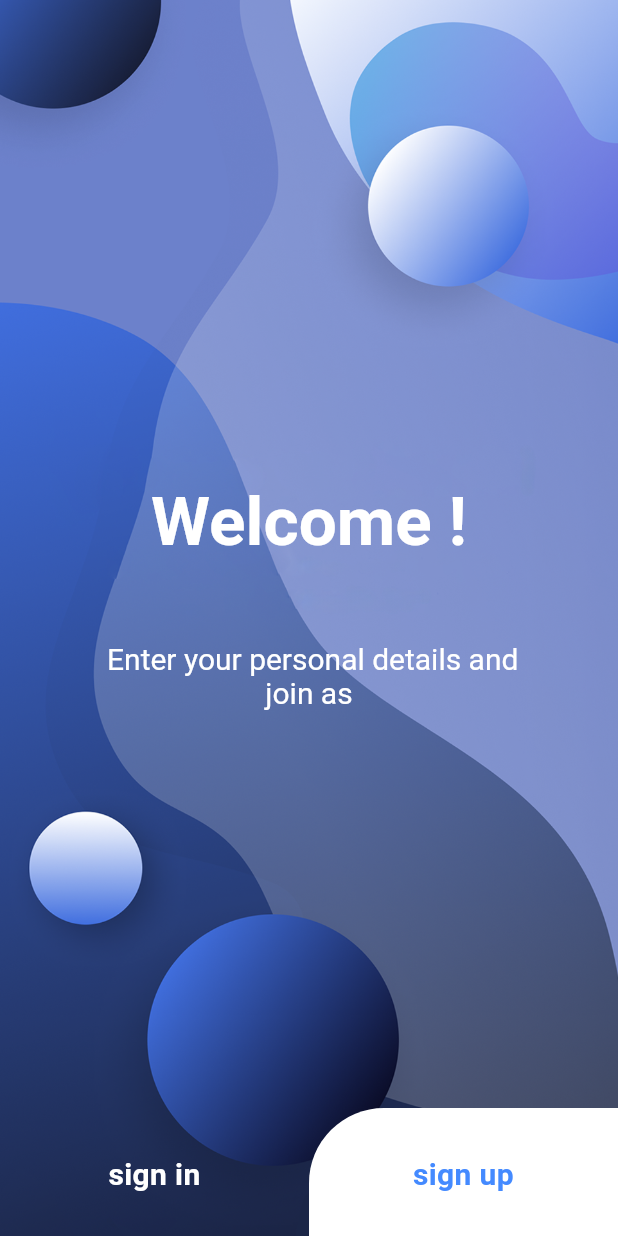
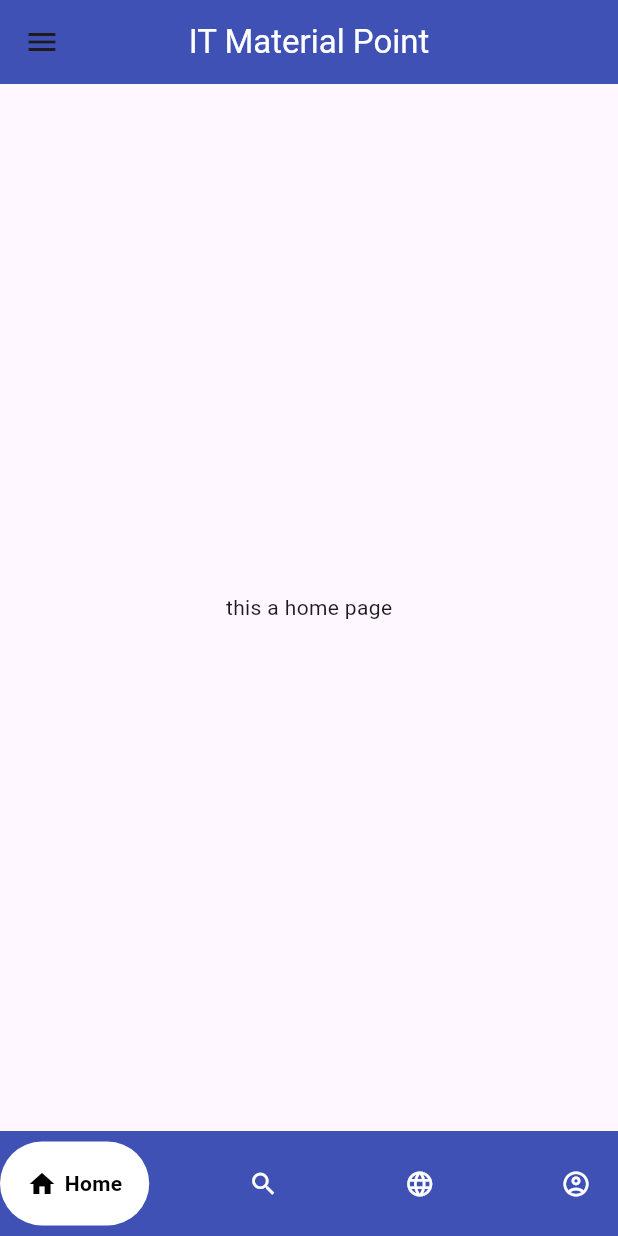
Before and after one commit to TIRTH1818y/crud1, a Flutter app: the screen it shows after launch, on a phone screen of 412 x 824 dp. Run offline on Flutter 3.47's test engine with Material 3 defaults, Android fonts, the light colour scheme and no system bars; drawn by our look-alikes of google_nav_bar; our stand-ins replace cloud_firestore, dio, file_picker, firebase_auth, firebase_core, firebase_storage; missing offline and left inert: easy_pdf_viewer; accounts and stored records are empty.

Commit message:
bottem nav

```diff
--- /dev/null
+++ b/lib/bottembar]/home.dart
@@ -0,0 +1,158 @@
+import 'package:crud1/bottembar%5D/pdf.dart';
+import 'package:crud1/bottembar%5D/profile.dart';
+import 'package:crud1/bottembar%5D/search_page.dart';
+import 'package:crud1/bottembar%5D/tech_page.dart';
+import 'package:crud1/login/theme/welcome.dart';
+import 'package:flutter/material.dart';
+import 'package:google_nav_bar/google_nav_bar.dart';
+
+import '../login/service/authentication.dart';
+import 'home_page.dart';
+
+class home extends StatefulWidget {
+  const home({super.key});
+
+  @override
+  State<home> createState() => _homeState();
+}
+
+class _homeState extends State<home> {
+  //  final GlobalKey<ScaffoldState> _scafoldkey = GlobalKey<ScaffoldState>();
+
+  int _selectedIndex = 0;
+
+  final List<Widget> _widgetOptions = <Widget>[
+    const home_page(),
+    const search_page(),
+    const tech_page(),
+    const profile_page(),
+  ];
+
+  void _onItemTapped(int index) {
+    setState(() {
+      _selectedIndex = index;
+    });
+  }
+
+
+  Widget build(BuildContext context) {
+    return Scaffold(
+      drawer: Drawer(
+        child: ListView(
+          padding: EdgeInsets.zero,
+          children: [
+            const DrawerHeader( decoration: BoxDecoration(
+              color: Colors.blue,
+            ),child: Text("IT Material Point")),
+            ListTile(
+              title: const Text('Download'),
+
+              onTap: () {
+                // Update the state of the app
+                Navigator.push(context,MaterialPageRoute(builder: (context)=>const downloadpdf(),),);
+                _onItemTapped(2);
+                // Then close the drawer
+                Navigator.pop(context);
+              },
+            ),
+            ListTile(
+              title: const Text('Business'),
+              selected: _selectedIndex == 1,
+              onTap: () {
+                // Update the state of the app
+
+                // Then close the drawer
+                Navigator.pop(context);
+              },
+            ),
+            ListTile(
+              title: const Text('School'),
+              selected: _selectedIndex == 2,
+              onTap: () {
+                // Update the state of the app
+
+                // Then close the drawer
+                Navigator.pop(context);
+              },
+            ),
+             ListTile(
+              title: Text("Logout"),
+              onTap: (){
+
+                Navigator.pop(context);
+              },
+
+            ),
+            IconButton(
+              onPressed: () async{
+                await AuthServices().SignOut();
+                Navigator.of(context).pushReplacement(MaterialPageRoute(builder: (context)=>welcome(),),);
+              },
+              icon: const Icon(Icons.logout,color: Colors.red,size: 30,),
+            ),
+          ],
+        ),
+      ),
+      appBar: AppBar(
+
+        backgroundColor: Colors.indigo,
+
+        centerTitle: true,
+        title:const Text("IT Material Point",style:(TextStyle(color: Colors.white)),),
+      ),
+      bottomNavigationBar: GNav(
+        curve: Curves.easeInOut,
+        style: GnavStyle.google,
+        gap: 5,
+        tabMargin: const EdgeInsets.only(top: 7, bottom: 7),
+        activeColor: Colors.black,
+        iconSize: 20,
+        backgroundColor: Colors.indigo,
+        padding: const EdgeInsets.all(18),
+        duration: const Duration(milliseconds: 200),
+        tabBackgroundColor: Colors.white,
+        onTabChange: (index) {
+          if (mounted == true) {
+            setState(() {
+              _selectedIndex = index;
+            });
+          }
+        },
+        tabs: const [
+          GButton(
+            icon: Icons.home,
+            iconSize: 20,
+            iconColor: Colors.white,
+            text: 'Home',
+            rippleColor: Colors.cyanAccent
+          ),
+          GButton(
+            icon: Icons.search,
+            iconColor: Colors.white,
+            text: 'Search',
+            rippleColor: Colors.cyanAccent,
+          ),
+          GButton(
+            icon: Icons.language,
+            iconColor: Colors.white,
+            text: 'Technologies',
+            rippleColor: Colors.cyanAccent,
+          ),
+          GButton(
+            icon: Icons.account_circle_outlined,
+            iconColor: Colors.white,
+            text: 'Profile',
+            rippleColor: Colors.cyanAccent,
+          ),
+        ],
+        selectedIndex: _selectedIndex,
+
+      ),
+      body: Container(
+
+        color: Colors.teal,
+        child: _widgetOptions[_selectedIndex],
+      ),
+    );
+  }
+}
--- /dev/null
+++ b/lib/bottembar]/home_page.dart
@@ -0,0 +1,19 @@
+import 'package:flutter/material.dart';
+
+class home_page extends StatefulWidget {
+  const home_page({super.key});
+
+  @override
+  State<home_page> createState() => _home_pageState();
+}
+
+class _home_pageState extends State<home_page> {
+  @override
+  Widget build(BuildContext context) {
+    return Scaffold(
+      body: Container(
+        child: Center(child: Text("this a home page")),
+      ),
+    );
+  }
+}
--- /dev/null
+++ b/lib/bottembar]/profile.dart
@@ -0,0 +1,19 @@
+import 'package:flutter/material.dart';
+
+class profile_page extends StatefulWidget {
+  const profile_page({super.key});
+
+  @override
+  State<profile_page> createState() => _profile_pageState();
+}
+
+class _profile_pageState extends State<profile_page> {
+  @override
+  Widget build(BuildContext context) {
+    return Scaffold(
+      body: Container(
+        child: const Center(child: Text("this a profile page" )),
+      ),
+    );
+  }
+}
--- /dev/null
+++ b/lib/bottembar]/search_page.dart
@@ -0,0 +1,21 @@
+import 'package:flutter/cupertino.dart';
+import 'package:flutter/material.dart';
+import 'package:flutter/widgets.dart';
+
+class search_page extends StatefulWidget {
+  const search_page({super.key});
+
+  @override
+  State<search_page> createState() => _search_pageState();
+}
+
+class _search_pageState extends State<search_page> {
+  @override
+  Widget build(BuildContext context) {
+    return  Scaffold(
+    body: Container(
+      child: const Center(child:  Text("this is search page")),
+    ),
+    );
+  }
+}
--- /dev/null
+++ b/lib/bottembar]/tech_page.dart
@@ -0,0 +1,17 @@
+import 'package:flutter/material.dart';
+
+class tech_page extends StatefulWidget {
+  const tech_page({super.key});
+
+  @override
+  State<tech_page> createState() => _tech_pageState();
+}
+
+class _tech_pageState extends State<tech_page> {
+  @override
+  Widget build(BuildContext context) {
+    return const Scaffold(
+      body: Center(child: Text("this is a tech page")),
+    );
+  }
+}
--- a/lib/login/theme/sign up.dart
+++ b/lib/login/theme/sign up.dart
@@ -1,3 +1,4 @@
+import 'package:crud1/bottembar%5D/home.dart';
 import 'package:crud1/crud/crud.dart';
 import 'package:crud1/login/service/authentication.dart';
 import 'package:crud1/login/theme/custom_widgets/snack_bar.dart';
@@ -40,7 +41,7 @@ class _signupscreenState extends State<signupscreen> {
       });
       //for the navigate next page
       Navigator.of(context)
-          .pushReplacement(MaterialPageRoute(builder: (context) => crudop()));
+          .pushReplacement(MaterialPageRoute(builder: (context) => home()));
     } else {
       setState(() {
         isloding = false;
--- a/lib/login/theme/signin.dart
+++ b/lib/login/theme/signin.dart
@@ -1,3 +1,4 @@
+import 'package:crud1/bottembar%5D/home.dart';
 import 'package:crud1/login/theme/sign%20up.dart';
 import 'package:crud1/login/theme/theme.dart';
 import 'package:flutter/cupertino.dart';
@@ -39,7 +40,7 @@ class _signinscreenState extends State<signinscreen> {
       });
       //for the navigate next page
       Navigator.of(context)
-          .pushReplacement(MaterialPageRoute(builder: (context) => crudop()));
+          .pushReplacement(MaterialPageRoute(builder: (context) => home()));
     } else {
       setState(() {
         isloding = false;
@@ -90,6 +91,7 @@ class _signinscreenState extends State<signinscreen> {
                           height: 40,
                         ),
                         TextFormField(
+                          controller: emailcontroller,
                           validator: (value) {
                             if (value == null || value.isEmpty) {
                               return 'please Enter Email';
@@ -118,6 +120,7 @@ class _signinscreenState extends State<signinscreen> {
                           height: 20,
                         ),
                         TextFormField(
+                          controller: passwordcontroller,
                           obscureText: true,
                           obscuringCharacter: '*',
                           validator: (value) {
--- a/lib/main.dart
+++ b/lib/main.dart
@@ -1,6 +1,6 @@
 import 'dart:io';
+import 'package:crud1/bottembar%5D/home.dart';
 import 'package:crud1/crud/crud.dart';
-import 'package:crud1/login/theme/custom_widgets/splash_screen.dart';
 import 'package:crud1/login/theme/welcome.dart';
 import 'package:firebase_auth/firebase_auth.dart';
 import 'package:flutter/material.dart';
@@ -39,15 +39,16 @@ class MyApp extends StatelessWidget {
         useMaterial3: true,
       ),
       //home: pdfop(),
-     // home:MyLogin(),
+     //home:MyLogin(),
      //home : MyRegister(),
-      home:StreamBuilder(stream: FirebaseAuth.instance.authStateChanges(),builder:(context,snapshot){
-        if(snapshot.hasData){
-          return crudop();
-        }else{
-          return welcome();
-        }
-      },),
+      home:const home(),
+      // home:StreamBuilder(stream: FirebaseAuth.instance.authStateChanges(),builder:(context,snapshot){
+      //   if(snapshot.hasData){
+      //     return const crudop();
+      //   }else{
+      //     return const welcome();
+      //   }
+      // },),
       //home: crudop(),
       // home:otpUI(verificationid: '',),
       // home: phoneotp()
--- a/pubspec.yaml
+++ b/pubspec.yaml
@@ -43,9 +43,9 @@ dependencies:
   easy_pdf_viewer: ^1.0.8
   file_picker: ^8.0.6
   dio: ^5.5.0+1
-  downloads_path_provider_28: ^0.1.2
   permission_handler: ^11.3.1
   path_provider: ^2.1.4
+  google_nav_bar: ^5.0.6
 
 
 dev_dependencies:
```
Also changed, not shown: lib/bottembar]/pdf.dart (+22 -43 lines), lib/crud/crud.dart (+3 -5 lines), lib/drawer/download.dart (added, +19 -0 lines), pubspec.lock.
